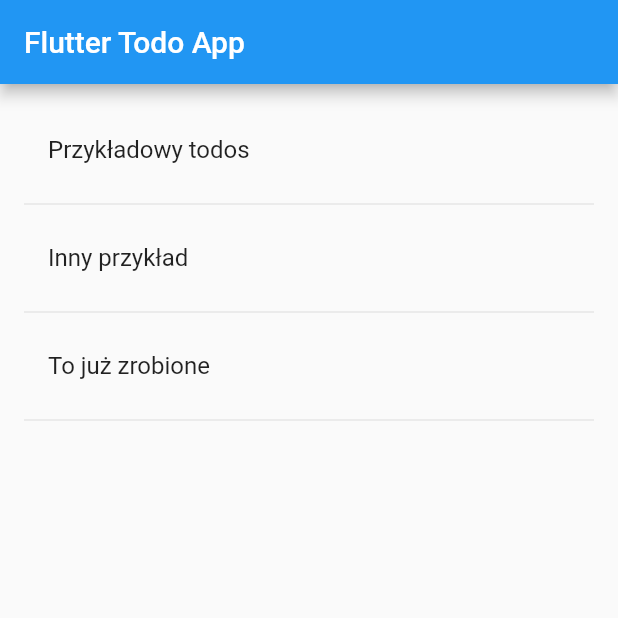
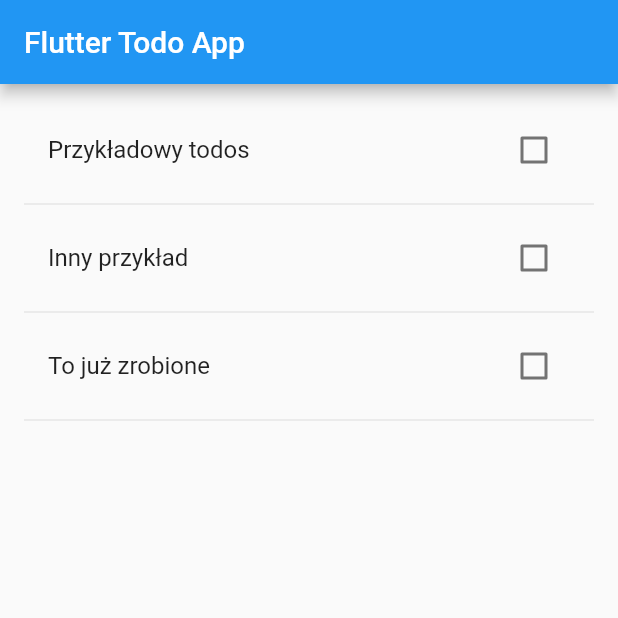
Before and after one commit to pgrzeszczak-neducatio/flutterTodoApp, a Flutter app: the screen it shows after launch, on a phone screen of 412 x 824 dp, the top half of it. Run offline on Flutter 3.47's test engine with Material 2 defaults, Android fonts, the phone set to English and light mode, and no system bars.

Commit message:
Add checkbox to todo

```diff
--- a/lib/model/todo.dart
+++ b/lib/model/todo.dart
@@ -2,5 +2,5 @@ class Todo {
   String text;
   bool done;
 
-  Todo([this.text, this.done = false]);
+  Todo({this.text, this.done = false});
 }
--- a/lib/todolist/todo/todoelement.dart
+++ b/lib/todolist/todo/todoelement.dart
@@ -1,13 +1,33 @@
 import 'package:flutter/material.dart';
+import 'package:flutter/foundation.dart';
 import '../../model/todo.dart';
 
-class TodoElement extends StatelessWidget {
+class TodoElement extends StatefulWidget {
   final Todo todo;
-  TodoElement(this.todo);
+
+  TodoElement({@required this.todo});
+
+  @override
+  _TodoElementState createState() => new _TodoElementState();
+}
+
+class _TodoElementState extends State<TodoElement> {
+  onDoneChange(value) {
+    setState(() {
+      widget.todo.done = value;
+    });
+  }
+
   @override
   Widget build(BuildContext context) {
     return Column(children: [
-      ListTile(title: Text(todo.text)),
+      ListTile(
+        title: Text(
+          widget.todo.text,
+          style: widget.todo.done ? TextStyle(decoration: TextDecoration.lineThrough, color: Colors.grey) : null,
+        ),
+        trailing: Checkbox(value: widget.todo.done, onChanged: onDoneChange),
+      ),
       Divider(),
     ]);
   }
--- a/lib/todolist/todolist.dart
+++ b/lib/todolist/todolist.dart
@@ -9,9 +9,9 @@ class TodoList extends StatefulWidget {
 
 class _TodoListState extends State<TodoList> {
   final todos = <Todo>[
-    Todo('Przykładowy todos'),
-    Todo('Inny przykład'),
-    Todo('To już zrobione'),
+    Todo(text: 'Przykładowy todos'),
+    Todo(text: 'Inny przykład'),
+    Todo(text: 'To już zrobione'),
   ];
 
   @override
@@ -20,23 +20,8 @@ class _TodoListState extends State<TodoList> {
       padding: const EdgeInsets.all(16.0),
       itemCount: todos.length,
       itemBuilder: (context, index) {
-        return new TodoElement(todos[index]);
+        return new TodoElement(todo: todos[index]);
       },
     );
   }
-
-//  <Widget>[
-//  ListTile(
-//  leading: Icon(Icons.map),
-//  title: Text('Map'),
-//  ),
-//  ListTile(
-//  leading: Icon(Icons.photo_album),
-//  title: Text('Album'),
-//  ),
-//  ListTile(
-//  leading: Icon(Icons.phone),
-//  title: Text('Phone'),
-//  ),
-//  ],
 }
```
